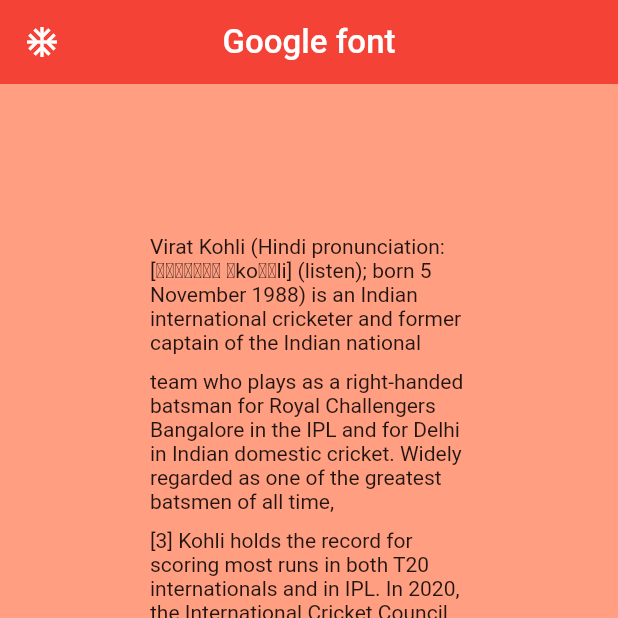
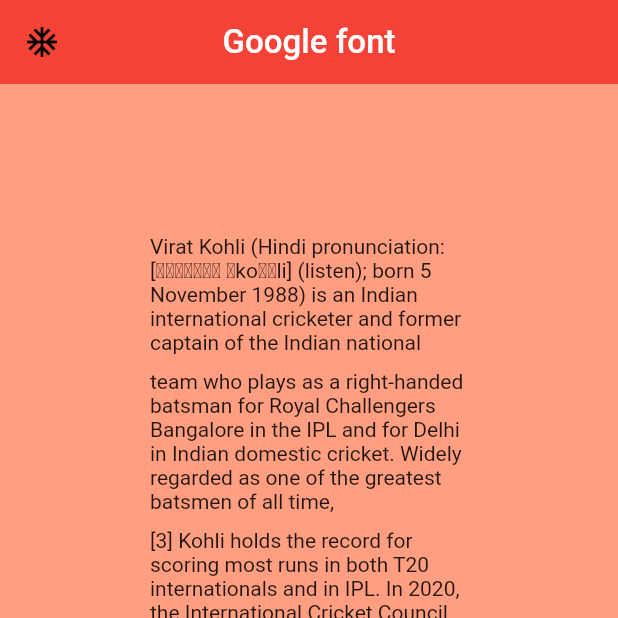
Before and after one commit to darshit1425/googlefont, a Flutter app: the screen it shows after launch, on a phone screen of 412 x 824 dp, the top half of it. Run offline on Flutter 3.47's test engine with Material 2 defaults, Android fonts, the phone set to English and light mode, and no system bars; our stand-ins replace google_fonts; Roboto replaces fonts that are missing (Amaranth).

Commit message:
google fonts

```diff
--- a/lib/1.dart
+++ b/lib/1.dart
@@ -10,6 +10,7 @@ class Home extends StatefulWidget {
 
 class _HomeState extends State<Home> {
   @override
+
   Widget build(BuildContext context) {
     return SafeArea(
       child: Scaffold(
@@ -17,7 +18,7 @@ class _HomeState extends State<Home> {
         appBar: AppBar(
           elevation: 0,
           backgroundColor: Colors.red,
-          leading: Icon(Icons.ac_unit_outlined),
+          leading: Icon(Icons.ac_unit_outlined,color: Colors.black,),
           centerTitle: true,
           title: Text(
             "Google font",
```
